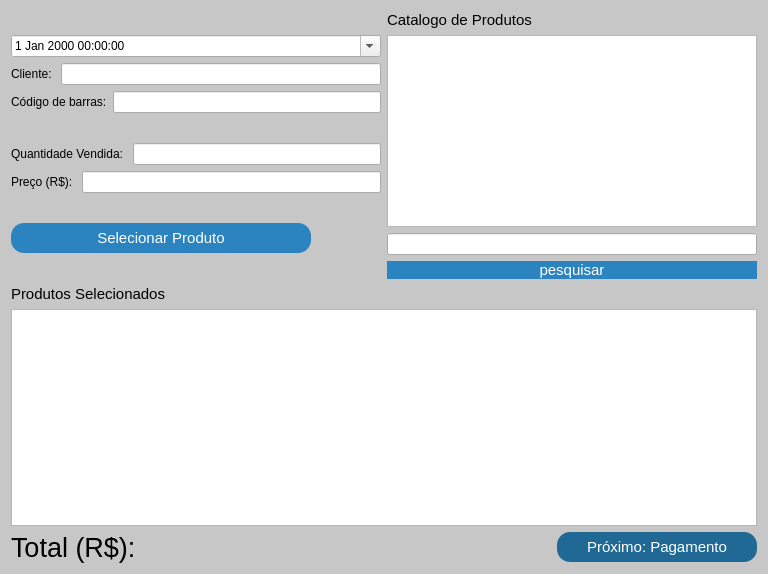
GabR36/QEstoqueLoja, file venda.ui: the form before one commit.
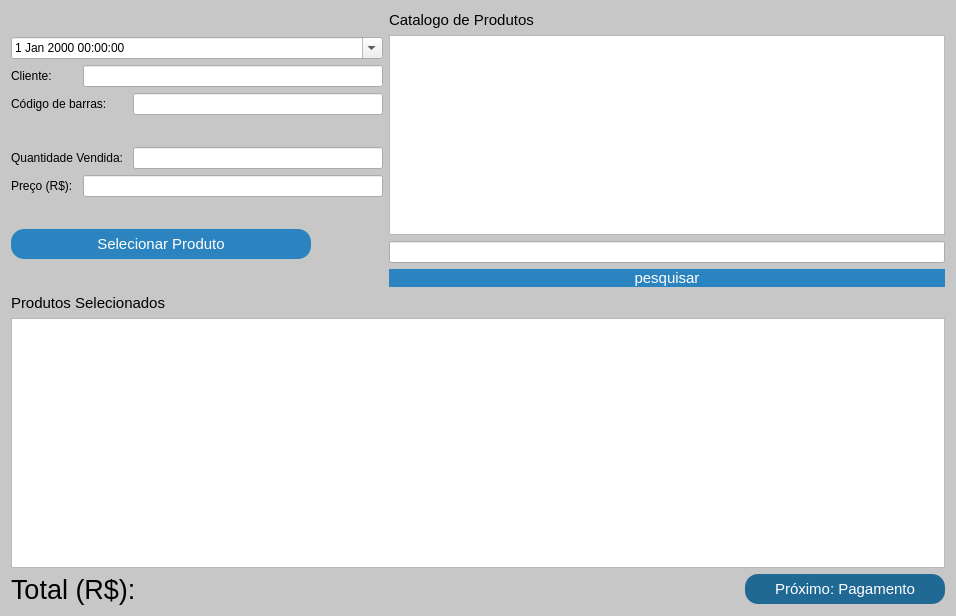
The form after the commit. Icons and pictures are not drawn.

```diff
--- a/venda.ui
+++ b/venda.ui
@@ -9,8 +9,8 @@
    <rect>
     <x>0</x>
     <y>0</y>
-    <width>768</width>
-    <height>574</height>
+    <width>956</width>
+    <height>616</height>
    </rect>
   </property>
   <property name="sizePolicy">
@@ -90,14 +90,14 @@
          <item>
           <widget class="QLineEdit" name="Ledit_Cliente">
            <property name="sizePolicy">
-            <sizepolicy hsizetype="MinimumExpanding" vsizetype="Fixed">
+            <sizepolicy hsizetype="Fixed" vsizetype="Fixed">
              <horstretch>0</horstretch>
              <verstretch>0</verstretch>
             </sizepolicy>
            </property>
            <property name="minimumSize">
             <size>
-             <width>200</width>
+             <width>300</width>
              <height>0</height>
             </size>
            </property>
@@ -120,11 +120,17 @@
          <item>
           <widget class="QLineEdit" name="Ledit_Barras">
            <property name="sizePolicy">
-            <sizepolicy hsizetype="MinimumExpanding" vsizetype="Fixed">
+            <sizepolicy hsizetype="Fixed" vsizetype="Fixed">
              <horstretch>0</horstretch>
              <verstretch>0</verstretch>
             </sizepolicy>
            </property>
+           <property name="minimumSize">
+            <size>
+             <width>250</width>
+             <height>0</height>
+            </size>
+           </property>
           </widget>
          </item>
         </layout>
@@ -147,11 +153,17 @@
            <item>
             <widget class="QLineEdit" name="Ledit_QuantVendido">
              <property name="sizePolicy">
-              <sizepolicy hsizetype="MinimumExpanding" vsizetype="Fixed">
+              <sizepolicy hsizetype="Fixed" vsizetype="Fixed">
                <horstretch>0</horstretch>
                <verstretch>0</verstretch>
               </sizepolicy>
              </property>
+             <property name="minimumSize">
+              <size>
+               <width>250</width>
+               <height>0</height>
+              </size>
+             </property>
             </widget>
            </item>
           </layout>
@@ -170,11 +182,17 @@
          <item>
           <widget class="QLineEdit" name="Ledit_Preco">
            <property name="sizePolicy">
-            <sizepolicy hsizetype="MinimumExpanding" vsizetype="Fixed">
+            <sizepolicy hsizetype="Fixed" vsizetype="Fixed">
              <horstretch>0</horstretch>
              <verstretch>0</verstretch>
             </sizepolicy>
            </property>
+           <property name="minimumSize">
+            <size>
+             <width>300</width>
+             <height>0</height>
+            </size>
+           </property>
           </widget>
          </item>
         </layout>
```
